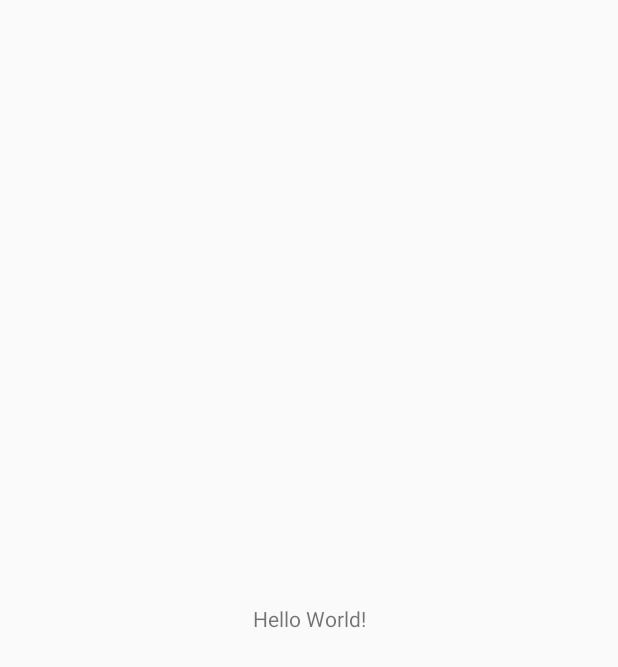
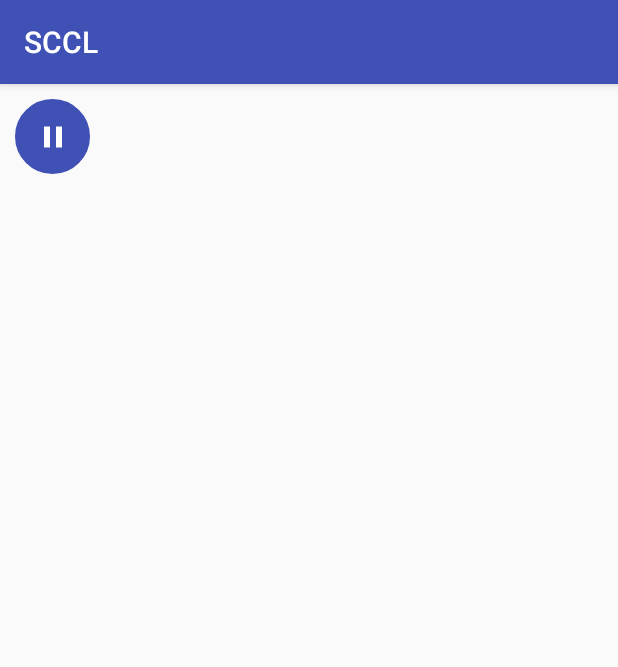
Before and after one commit to darkvoid32/SCCL, an Android app: the screen it shows after launch (MainActivity before the commit, PuzzleActivity after it), on a phone screen of 412 x 824 dp. Before the commit the part shown is almost empty. Shown: the top 667 px of the screen. Run offline under Robolectric (Android 15) with nearby library versions, the phone set to English and light mode, and no system bars.

Commit message:
Pause Button and pause dialog

```diff
--- a/app/src/main/java/com/sccl/nikonikonii/sccl/Activities/MainActivity.java
+++ b/app/src/main/java/com/sccl/nikonikonii/sccl/Activities/MainActivity.java
@@ -1,5 +1,6 @@
 package com.sccl.nikonikonii.sccl.Activities;
 
+import android.content.Intent;
 import android.support.v7.app.AppCompatActivity;
 import android.os.Bundle;
 import android.view.Window;
@@ -19,6 +20,9 @@ public class MainActivity extends AppCompatActivity {
         setContentView(R.layout.activity_main);
 
         getSupportActionBar().hide();
+
+        Intent i = new Intent(getApplicationContext(), PuzzleActivity.class);
+        startActivity(i);
 
         //todos in order of how user will see when they enter the game, delete when finished
         //TODO Log in screen
--- /dev/null
+++ b/app/src/main/res/drawable-v24/circle.xml
@@ -0,0 +1,14 @@
+<?xml version="1.0" encoding="utf-8"?>
+<shape xmlns:android="http://schemas.android.com/apk/res/android"
+    android:shape="rectangle">
+    <corners android:radius="1000dp" />
+    <solid android:color="#FFF" />
+    <stroke
+        android:width="2dip"
+        android:color="#000" />
+    <padding
+        android:bottom="4dp"
+        android:left="4dp"
+        android:right="4dp"
+        android:top="4dp" />
+</shape>
--- /dev/null
+++ b/app/src/main/res/drawable-v24/ic_pause.xml
@@ -0,0 +1,9 @@
+<vector xmlns:android="http://schemas.android.com/apk/res/android"
+        android:width="24dp"
+        android:height="24dp"
+        android:viewportWidth="24.0"
+        android:viewportHeight="24.0">
+    <path
+        android:fillColor="#FFF"
+        android:pathData="M6,19h4L10,5L6,5v14zM14,5v14h4L18,5h-4z"/>
+</vector>
--- a/app/src/main/res/layout/activity_puzzle.xml
+++ b/app/src/main/res/layout/activity_puzzle.xml
@@ -1,6 +1,18 @@
 <?xml version="1.0" encoding="utf-8"?>
-<android.support.constraint.ConstraintLayout
+<RelativeLayout
     xmlns:android="http://schemas.android.com/apk/res/android" android:layout_width="match_parent"
     android:layout_height="match_parent">
 
-</android.support.constraint.ConstraintLayout>
+    <ImageButton
+        android:id="@+id/pauseButton"
+        android:layout_width="50dp"
+        android:layout_height="50dp"
+        android:background="@drawable/circle"
+        android:foreground="?attr/selectableItemBackgroundBorderless"
+        android:src="@drawable/ic_pause"
+        android:backgroundTint="@color/colorPrimary"
+        android:layout_margin="10dp"
+        android:layout_alignParentStart="true"
+        android:layout_alignParentLeft="true"/>
+
+</RelativeLayout>
```
Also changed, not shown: app/src/main/java/com/sccl/nikonikonii/sccl/Activities/PauseDialog.java (added, +33 -0 lines), app/src/main/java/com/sccl/nikonikonii/sccl/Activities/PuzzleActivity.java (+19 -0 lines), app/src/main/res/drawable-v24/curve_corners.xml (added, +14 -0 lines), app/src/main/res/drawable-v24/ic_cancel.xml (added, +9 -0 lines), app/src/main/res/layout/pause_dialog.xml (added, +44 -0 lines), 1 other file.
